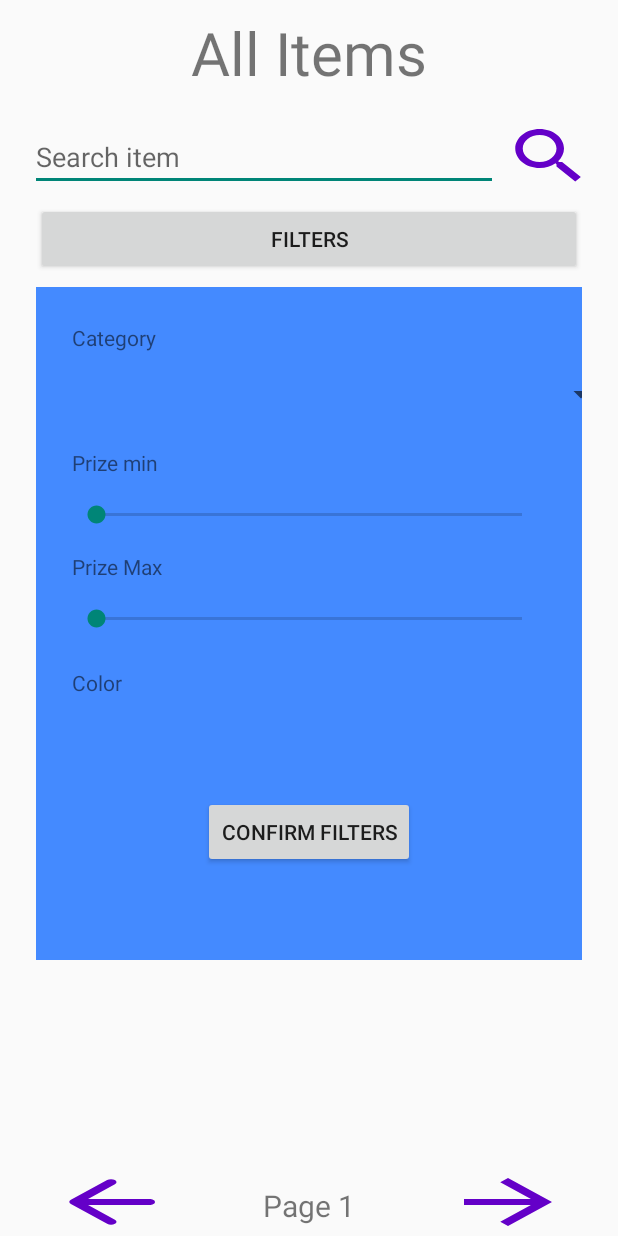
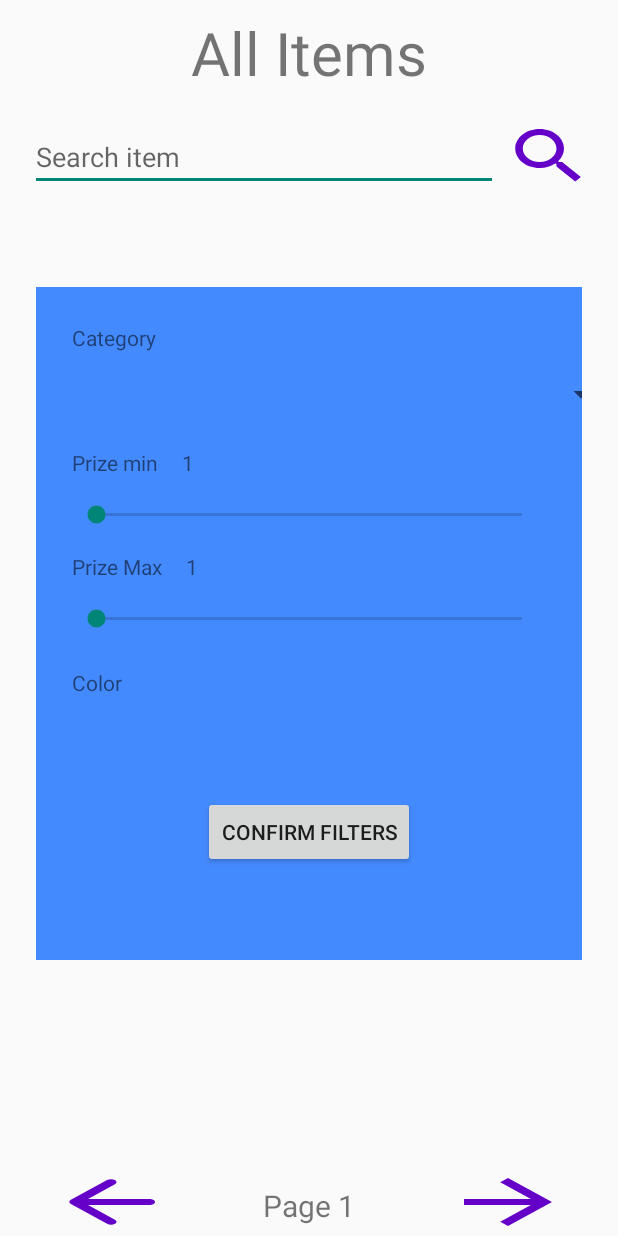
Before and after one commit to KKowal71/SystemyMobilne, an Android app: the AllItemsActivity screen opened directly, with no data from a screen before it, after a tap on "FILTERS", on a phone screen of 412 x 824 dp. Run offline under Robolectric (Android 15) with nearby library versions, the phone set to English and light mode, and no system bars; our stand-ins replace Firebase (no records; nobody signed in at launch, a user with empty details on screens opened directly).

Commit message:
categories in fragment

```diff
--- a/app/src/main/java/com/example/olinestore/AllItemsActivity.java
+++ b/app/src/main/java/com/example/olinestore/AllItemsActivity.java
@@ -2,6 +2,8 @@ package com.example.olinestore;
 
 import androidx.appcompat.app.AppCompatActivity;
 import androidx.fragment.app.FragmentContainerView;
+import androidx.lifecycle.MutableLiveData;
+import androidx.lifecycle.Observer;
 
 import android.content.Intent;
 import android.os.Bundle;
@@ -33,13 +35,12 @@ public class AllItemsActivity extends AppCompatActivity {
     private ArrayList<ListItem> displayedItemList;
     ItemsAdapter itemsAdapter;
 
-    ArrayAdapter<String> categoriesAdapter;
-    private Spinner categoriesSpinner;
+    public ArrayAdapter<String> categoriesAdapter;
     private ArrayList<String> categories;
-    private String category = "Shoes";
+    public String category = "Shoes";
 
     private Map<String, String[]> categoriesSizes;
-    private ListView itemsListView;
+    public ListView itemsListView;
     private TextView totalAmountTextView;
     private Button nextPageButton;
     private Button previousPageButton;
@@ -48,6 +49,8 @@ public class AllItemsActivity extends AppCompatActivity {
     private EditText searchItemEditText;
     private Button filterButton;
     private FragmentContainerView filtersFragment;
+    public Boolean isFilterFragmentShown = false;
+    public MutableLiveData<Boolean>visibilityListener = new MutableLiveData<>();
 
     @Override
     protected void onCreate(Bundle savedInstanceState) {
@@ -56,15 +59,28 @@ public class AllItemsActivity extends AppCompatActivity {
 //        categoriesSpinner = findViewById(R.id.categoriesSpinner);
         filtersFragment = findViewById(R.id.filtersFragment);
         filterButton = findViewById(R.id.filtersButton);
+
+
+        visibilityListener.setValue(isFilterFragmentShown);
+        visibilityListener.observe(AllItemsActivity.this, new Observer<Boolean>() {
+            @Override
+            public void onChanged(Boolean aBoolean) {
+                Toast.makeText(AllItemsActivity.this, String.valueOf(isFilterFragmentShown), Toast.LENGTH_SHORT).show();
+                if(!visibilityListener.getValue()) {
+                    itemsListView.setVisibility(View.VISIBLE);
+                    filterButton.setVisibility(View.VISIBLE);
+                    filtersFragment.setVisibility(View.INVISIBLE);
+                } else{
+                    itemsListView.setVisibility(View.INVISIBLE);
+                    filterButton.setVisibility(View.INVISIBLE);
+                    filtersFragment.setVisibility(View.VISIBLE);
+                }
+            }
+        });
         filterButton.setOnClickListener(v->{
-            if(itemsListView.getVisibility() == View.INVISIBLE){
-                itemsListView.setVisibility(View.VISIBLE);
-                filtersFragment.setVisibility(View.INVISIBLE);
-            }
-            else {
-                itemsListView.setVisibility(View.INVISIBLE);
-                filtersFragment.setVisibility(View.VISIBLE);
-            }
+            isFilterFragmentShown = true;
+            visibilityListener.setValue(isFilterFragmentShown);
+            System.out.println(isFilterFragmentShown);
         });
         firestore = FirebaseFirestore.getInstance();
         categories = new ArrayList<>();
@@ -155,7 +171,7 @@ public class AllItemsActivity extends AppCompatActivity {
         }
     }
 
-    private void getDataFromFirestore() {
+    public void getDataFromFirestore() {
         itemList.clear();
         firestore.collection(category)
                 .get()
@@ -186,7 +202,7 @@ public class AllItemsActivity extends AppCompatActivity {
                 });
     }
 
-    private void getCategoriesFromStorage() {
+    public void getCategoriesFromStorage() {
         firestore.collection("categories").get().addOnCompleteListener(task -> {
             if (task.isSuccessful()) {
                 for (QueryDocumentSnapshot document : task.getResult()) {
@@ -202,27 +218,10 @@ public class AllItemsActivity extends AppCompatActivity {
                 categoriesAdapter = new ArrayAdapter<>(
                         this, android.R.layout.simple_spinner_item, categories
                 );
-//                handleSpinnerActions();
+                categoriesAdapter.setDropDownViewResource(android.R.layout.simple_spinner_dropdown_item);
             }
         });
     }
 
-//    private void handleSpinnerActions() {
-//        categoriesSpinner.setOnItemSelectedListener(new OnItemSelectedListener() {
-//            @Override
-//            public void onItemSelected(AdapterView<?> parent, View view, int position, long id) {
-//                category = parent.getItemAtPosition(position).toString();
-//                Toast.makeText(AllItemsActivity.this,  category, Toast.LENGTH_SHORT).show();
-//                getDataFromFirestore();
-//            }
-//
-//            @Override
-//            public void onNothingSelected(AdapterView<?> parent) {
-//
-//            }
-//        });
-//        categoriesAdapter.setDropDownViewResource(android.R.layout.simple_spinner_dropdown_item);
-//        categoriesSpinner.setAdapter(categoriesAdapter);
-//    }
 
 }
--- a/app/src/main/java/com/example/olinestore/Fragments/filtersFragment.java
+++ b/app/src/main/java/com/example/olinestore/Fragments/filtersFragment.java
@@ -1,60 +1,39 @@
 package com.example.olinestore.Fragments;
 
+import android.os.Build;
 import android.os.Bundle;
 
+import androidx.annotation.NonNull;
+import androidx.annotation.Nullable;
 import androidx.fragment.app.Fragment;
 
 import android.view.LayoutInflater;
 import android.view.View;
 import android.view.ViewGroup;
+import android.widget.AdapterView;
+import android.widget.Button;
+import android.widget.SeekBar;
+import android.widget.Spinner;
+import android.widget.TextView;
 
+import com.example.olinestore.AllItemsActivity;
 import com.example.olinestore.R;
 
-/**
- * A simple {@link Fragment} subclass.
- * Use the {@link filtersFragment#newInstance} factory method to
- * create an instance of this fragment.
- */
+
 public class filtersFragment extends Fragment {
 
-    // TODO: Rename parameter arguments, choose names that match
-    // the fragment initialization parameters, e.g. ARG_ITEM_NUMBER
-    private static final String ARG_PARAM1 = "param1";
-    private static final String ARG_PARAM2 = "param2";
 
-    // TODO: Rename and change types of parameters
-    private String mParam1;
-    private String mParam2;
 
     public filtersFragment() {
         // Required empty public constructor
     }
 
-    /**
-     * Use this factory method to create a new instance of
-     * this fragment using the provided parameters.
-     *
-     * @param param1 Parameter 1.
-     * @param param2 Parameter 2.
-     * @return A new instance of fragment filtersFragment.
-     */
-    // TODO: Rename and change types and number of parameters
-    public static filtersFragment newInstance(String param1, String param2) {
-        filtersFragment fragment = new filtersFragment();
-        Bundle args = new Bundle();
-        args.putString(ARG_PARAM1, param1);
-        args.putString(ARG_PARAM2, param2);
-        fragment.setArguments(args);
-        return fragment;
-    }
+
 
     @Override
     public void onCreate(Bundle savedInstanceState) {
         super.onCreate(savedInstanceState);
-        if (getArguments() != null) {
-            mParam1 = getArguments().getString(ARG_PARAM1);
-            mParam2 = getArguments().getString(ARG_PARAM2);
-        }
+
     }
 
     @Override
@@ -63,4 +42,87 @@ public class filtersFragment extends Fragment {
         // Inflate the layout for this fragment
         return inflater.inflate(R.layout.fragment_filters, container, false);
     }
+
+    @Override
+    public void onViewCreated(@NonNull View view, @Nullable Bundle savedInstanceState) {
+        super.onViewCreated(view, savedInstanceState);
+        minPrizeTextView = view.findViewById(R.id.minPrizeTextView);
+        maxPrizeTextView = view.findViewById(R.id.maxPrizeTextView);
+        minPrizeSeekBar = view.findViewById(R.id.minPrizeSeekBar);
+        maxPrizeSeekBar = view.findViewById(R.id.maxPrizeSeekBar);
+        confirmFilters = view.findViewById(R.id.confirmFiltersButton);
+        categoriesSpinner = view.findViewById(R.id.categorySinner);
+
+        confirmFilters.setOnClickListener(v->{
+            ((AllItemsActivity) getActivity()).visibilityListener.setValue(false);
+
+        });
+        if (Build.VERSION.SDK_INT >= Build.VERSION_CODES.O) {
+            minPrizeSeekBar.setMin(10);
+        }
+        if (Build.VERSION.SDK_INT >= Build.VERSION_CODES.O) {
+            maxPrizeSeekBar.setMin(10);
+        }
+        minPrizeSeekBar.setMax(3000);
+        maxPrizeSeekBar.setMax(3000);
+        minPrizeSeekBar.setOnSeekBarChangeListener(new SeekBar.OnSeekBarChangeListener() {
+            @Override
+            public void onProgressChanged(SeekBar seekBar, int progress, boolean fromUser) {
+                minPrizeTextView.setText(String.valueOf(seekBar.getProgress()));
+            }
+
+            @Override
+            public void onStartTrackingTouch(SeekBar seekBar) {
+
+            }
+
+            @Override
+            public void onStopTrackingTouch(SeekBar seekBar) {
+
+            }
+        });
+        maxPrizeSeekBar.setOnSeekBarChangeListener(new SeekBar.OnSeekBarChangeListener() {
+            @Override
+            public void onProgressChanged(SeekBar seekBar, int progress, boolean fromUser) {
+                maxPrizeTextView.setText(String.valueOf(seekBar.getProgress() * 1.4));
+            }
+
+            @Override
+            public void onStartTrackingTouch(SeekBar seekBar) {
+
+            }
+
+            @Override
+            public void onStopTrackingTouch(SeekBar seekBar) {
+
+            }
+        });
+            handleSpinnerActions();
+    }
+    private void handleSpinnerActions() {
+        categoriesSpinner.setAdapter(((AllItemsActivity) getActivity()).categoriesAdapter);
+
+        categoriesSpinner.setOnItemSelectedListener(new AdapterView.OnItemSelectedListener() {
+            @Override
+            public void onItemSelected(AdapterView<?> parent, View view, int position, long id) {
+                ((AllItemsActivity) getActivity()).category = parent.getItemAtPosition(position).toString();
+//                Toast.makeText(AllItemsActivity.this,  category, Toast.LENGTH_SHORT).show();
+                ((AllItemsActivity) getActivity()).getDataFromFirestore();
+            }
+
+            @Override
+            public void onNothingSelected(AdapterView<?> parent) {
+
+            }
+        });
+    }
+
+    TextView minPrizeTextView;
+    TextView maxPrizeTextView;
+    Spinner colorSpinner;
+    Spinner categoriesSpinner;
+    SeekBar maxPrizeSeekBar;
+    SeekBar minPrizeSeekBar;
+
+    Button confirmFilters;
 }
--- a/app/src/main/res/layout/fragment_filters.xml
+++ b/app/src/main/res/layout/fragment_filters.xml
@@ -23,7 +23,7 @@
             app:layout_constraintTop_toBottomOf="@+id/textView6" />
 
         <SeekBar
-            android:id="@+id/maxPrizeSekkBar"
+            android:id="@+id/maxPrizeSeekBar"
             android:layout_width="0dp"
             android:layout_height="wrap_content"
             android:layout_marginStart="24dp"
@@ -83,7 +83,7 @@
             android:layout_marginTop="24dp"
             android:text="Color"
             app:layout_constraintStart_toStartOf="parent"
-            app:layout_constraintTop_toBottomOf="@+id/maxPrizeSekkBar" />
+            app:layout_constraintTop_toBottomOf="@+id/maxPrizeSeekBar" />
 
         <Spinner
             android:id="@+id/colorSpinner"
@@ -92,7 +92,7 @@
             android:layout_marginStart="24dp"
             android:layout_marginTop="16dp"
             android:layout_marginEnd="24dp"
-            android:background="#880707"
+            android:background="#FFFFFF"
             app:layout_constraintEnd_toEndOf="parent"
             app:layout_constraintStart_toStartOf="parent"
             app:layout_constraintTop_toBottomOf="@+id/textView8" />
@@ -109,5 +109,25 @@
             app:layout_constraintStart_toStartOf="parent"
             app:layout_constraintTop_toBottomOf="@+id/colorSpinner" />
 
+        <TextView
+            android:id="@+id/minPrizeTextView"
+            android:layout_width="wrap_content"
+            android:layout_height="wrap_content"
+            android:layout_marginStart="16dp"
+            android:layout_marginTop="24dp"
+            android:text="1"
+            app:layout_constraintStart_toEndOf="@+id/textView6"
+            app:layout_constraintTop_toBottomOf="@+id/categorySinner" />
+
+        <TextView
+            android:id="@+id/maxPrizeTextView"
+            android:layout_width="wrap_content"
+            android:layout_height="wrap_content"
+            android:layout_marginStart="16dp"
+            android:layout_marginTop="16dp"
+            android:text="1"
+            app:layout_constraintStart_toEndOf="@+id/textView7"
+            app:layout_constraintTop_toBottomOf="@+id/minPrizeSeekBar" />
+
     </androidx.constraintlayout.widget.ConstraintLayout>
 </FrameLayout>
```
